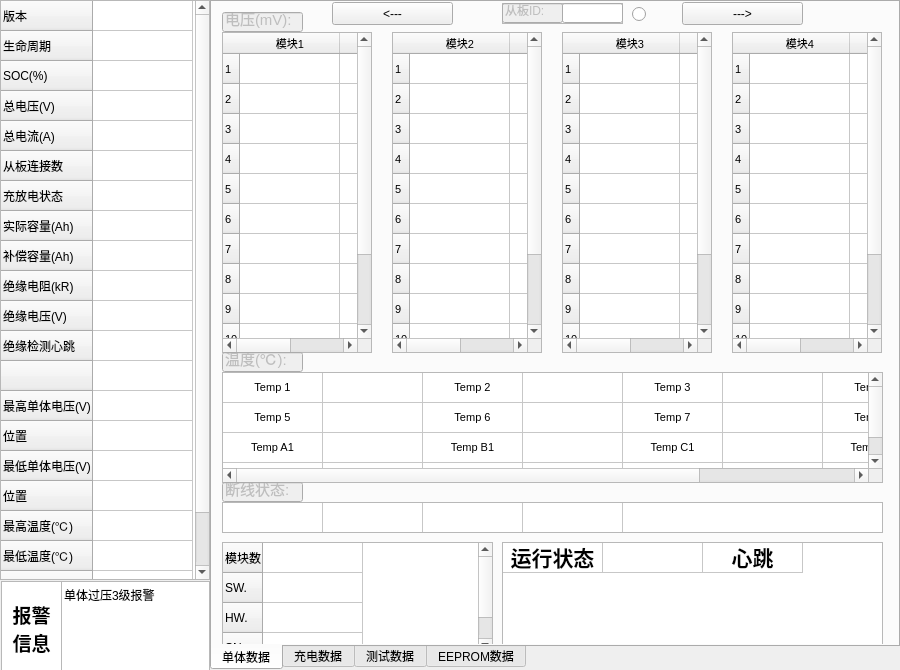
Qt form tkbmwidget.ui (519822108/TKBM200V3) before a commit.
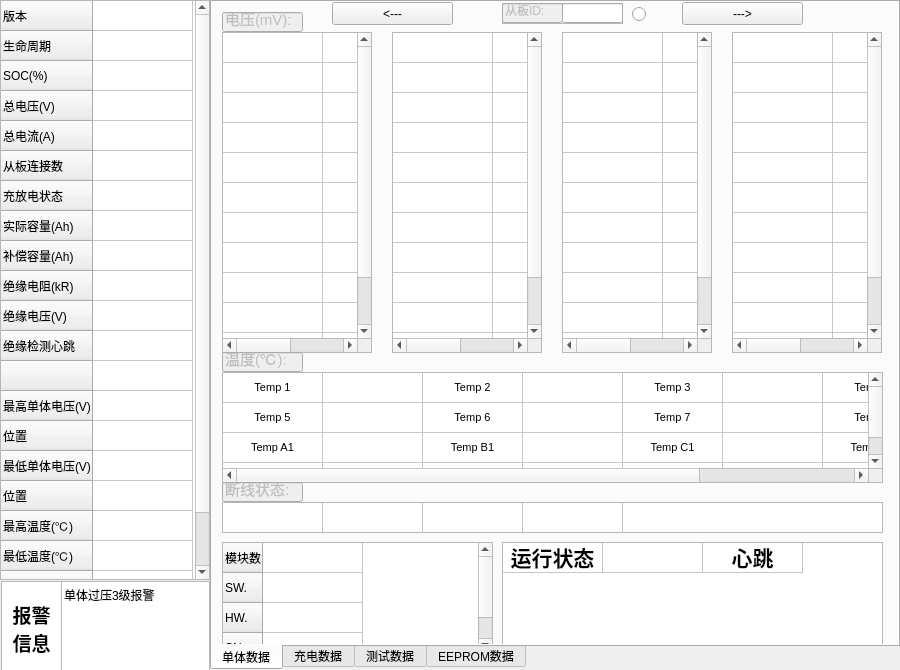
The same form after that commit.

Diff of the .ui file:
```diff
--- a/tkbmwidget.ui
+++ b/tkbmwidget.ui
@@ -479,10 +479,10 @@
       <enum>Qt::LeftToRight</enum>
      </property>
      <attribute name="horizontalHeaderVisible">
-      <bool>true</bool>
+      <bool>false</bool>
      </attribute>
      <attribute name="verticalHeaderVisible">
-      <bool>true</bool>
+      <bool>false</bool>
      </attribute>
      <row>
       <property name="text">
@@ -952,10 +952,10 @@
       </rect>
      </property>
      <attribute name="horizontalHeaderVisible">
-      <bool>true</bool>
+      <bool>false</bool>
      </attribute>
      <attribute name="verticalHeaderVisible">
-      <bool>true</bool>
+      <bool>false</bool>
      </attribute>
      <row>
       <property name="text">
@@ -1422,10 +1422,10 @@
       </rect>
      </property>
      <attribute name="horizontalHeaderVisible">
-      <bool>true</bool>
+      <bool>false</bool>
      </attribute>
      <attribute name="verticalHeaderVisible">
-      <bool>true</bool>
+      <bool>false</bool>
      </attribute>
      <row>
       <property name="text">
@@ -1895,10 +1895,10 @@
       </rect>
      </property>
      <attribute name="horizontalHeaderVisible">
-      <bool>true</bool>
+      <bool>false</bool>
      </attribute>
      <attribute name="verticalHeaderVisible">
-      <bool>true</bool>
+      <bool>false</bool>
      </attribute>
      <row>
       <property name="text">
```
Left out of the diff: 2 changed lines with no effect on the pictures.
